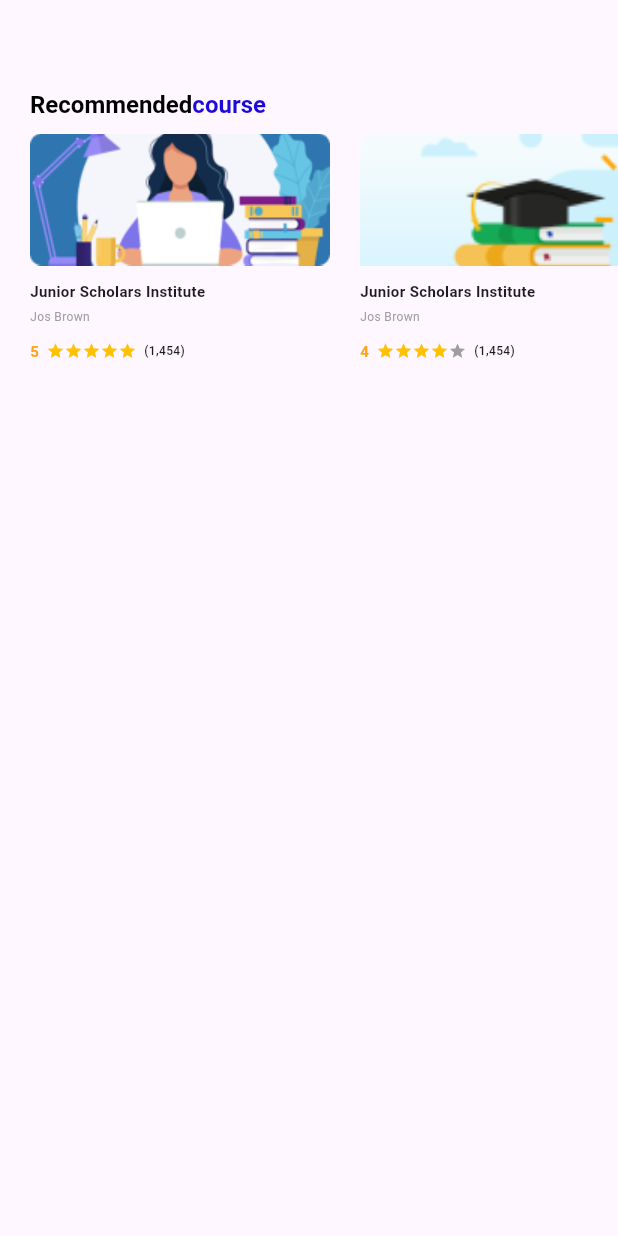
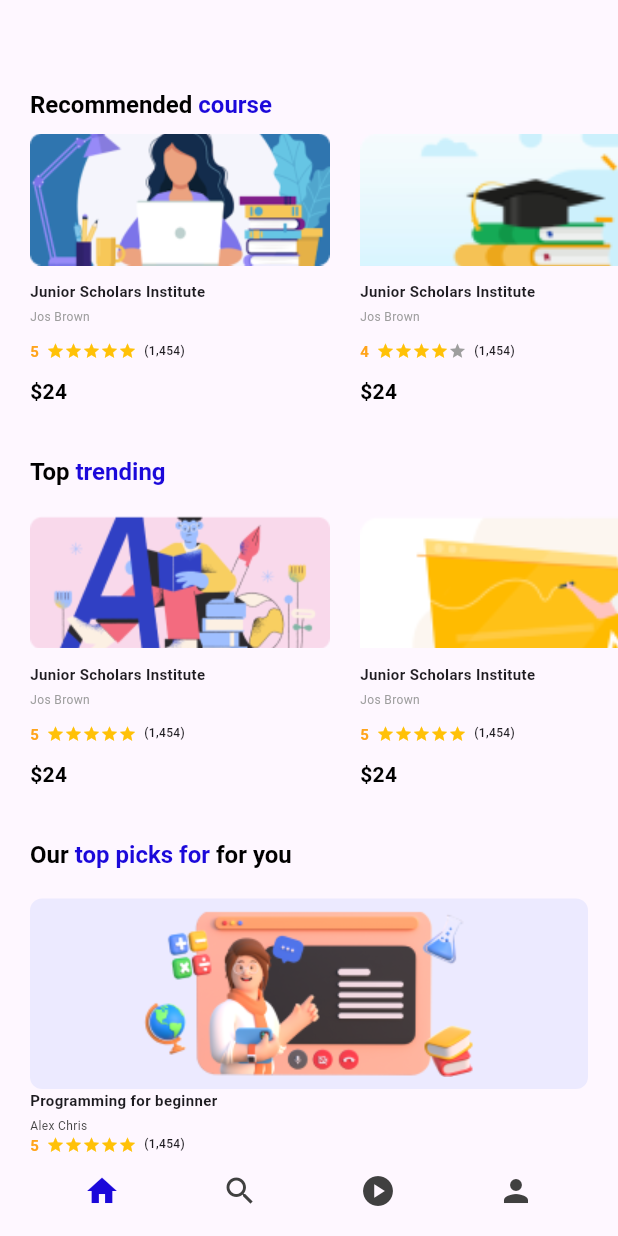
Before and after one commit to obidkhandev/homework---14-UI, a Flutter app: the RecommendedScreenUi13 screen opened directly, on a phone screen of 412 x 824 dp. Run offline on Flutter 3.47's test engine with Material 3 defaults, Android fonts, the phone set to English and light mode, and no system bars; our stand-ins replace fl_chart, flutter_svg.

Commit message:
navigator button

```diff
--- a/lib/ui_13/screens/recommended_screen.dart
+++ b/lib/ui_13/screens/recommended_screen.dart
@@ -8,31 +8,36 @@ class RecommendedScreenUi13 extends StatelessWidget {
   @override
   Widget build(BuildContext context) {
     return Scaffold(
+      bottomNavigationBar: Container(
+        height: 60,
+        width: double.infinity,
+        child: Row(
+          mainAxisAlignment: MainAxisAlignment.spaceEvenly,
+          children: [
+            IconButton(onPressed: (){}, icon: Icon(Icons.home,color: kPrimaryColorUi13,),),
+            IconButton(onPressed: (){}, icon: Icon(Icons.search,color: Color.fromRGBO(64, 64, 64, 1),),),
+            IconButton(onPressed: (){}, icon: Icon(Icons.play_circle,color: Color.fromRGBO(64, 64, 64, 1),),),
+            IconButton(onPressed: (){}, icon: Icon(Icons.person,color: Color.fromRGBO(64, 64, 64, 1),),),
+          ],
+        ),
+      ),
       body: Padding(
-        padding: const EdgeInsets.only(top: 60, left: 20,),
+        padding: const EdgeInsets.only(
+          top: 60,
+          left: 20,
+        ),
         child: Column(
           crossAxisAlignment: CrossAxisAlignment.start,
           children: [
-            RichText(
-              text: TextSpan(
-                style: TextStyle(
-                    fontWeight: FontWeight.w600,
-                    fontSize: 16,
-                    color: Colors.black),
-                children: [
-                  TextSpan(text: 'Recommended'),
-                  TextSpan(
-                    text: 'course',
-                    style: TextStyle(color: kPrimaryColorUi13),
+            const MyRichText(
+              firstText: 'Recommended ',
+              secondText: 'course ',
             ),
-                ],
-              ),
+            const SizedBox(
+              height: 10
             ),
             SizedBox(
-              height: 10,
-            ),
-            SizedBox(
-              height: 166,
+              height: 186,
               width: double.infinity,
               child: ListView(
                 scrollDirection: Axis.horizontal,
@@ -43,7 +48,7 @@ class RecommendedScreenUi13 extends StatelessWidget {
                     courseTeacher: 'Jos Brown',
                     rating: 5,
                   ),
-                  SizedBox(width: 20,),
+                  SizedBox(width: 20),
                   RecommendCourseCard(
                     image: 'assets/ui_13/images/course-img (2).png',
                     courseName: 'Junior Scholars Institute',
@@ -53,10 +58,138 @@ class RecommendedScreenUi13 extends StatelessWidget {
                 ],
               ),
             ),
-
+            SizedBox(height: 30),
+            MyRichText(firstText: 'Top ', secondText: 'trending '),
+            SizedBox(height: 20),
+            SizedBox(
+              height: 186,
+              width: double.infinity,
+              child: ListView(
+                scrollDirection: Axis.horizontal,
+                children: const [
+                  RecommendCourseCard(
+                    image: 'assets/ui_13/images/course-img.png',
+                    courseName: 'Junior Scholars Institute',
+                    courseTeacher: 'Jos Brown',
+                    rating: 5,
+                  ),
+                  SizedBox(width: 20),
+                  RecommendCourseCard(
+                    image: 'assets/ui_13/images/course-img (5).png',
+                    courseName: 'Junior Scholars Institute',
+                    courseTeacher: 'Jos Brown',
+                    rating: 5,
+                  ),
+                ],
+              ),
+            ),
+            SizedBox(
+              height: 30,
+            ),
+            RichText(
+              text: TextSpan(
+                style: TextStyle(
+                    color: Colors.black,
+                    fontWeight: FontWeight.w600,
+                    fontSize: 16),
+                children: [
+                  TextSpan(text: 'Our '),
+                  TextSpan(
+                    text: 'top picks for ',
+                    style: TextStyle(color: kPrimaryColorUi13),
+                  ),
+                  TextSpan(text: 'for you')
+                ],
+              ),
+            ),
+            SizedBox(
+              height: 20,
+            ),
+            Container(
+              alignment: Alignment.center,
+              margin: EdgeInsets.only(right: 20),
+              height: 127,
+              width: double.infinity,
+              decoration: BoxDecoration(
+                color: Color.fromRGBO(236, 234, 255, 1),
+                borderRadius: BorderRadius.circular(8),
+                image: DecorationImage(
+                  image: AssetImage('assets/ui_13/images/course-img (6).png'),
+                ),
+              ),
+            ),
+            Text(
+              'Programming for beginner',
+              style: TextStyle(fontSize: 10, fontWeight: FontWeight.w600),
+            ),
+            SizedBox(
+              height: 5,
+            ),
+            Text(
+              'Alex Chris',
+              style: TextStyle(
+                fontSize: 8,
+                fontWeight: FontWeight.w400,
+                color: Color.fromRGBO(63, 63, 63, 1),
+              ),
+            ),
+            Row(
+              children: [
+                Text(
+                  '5',
+                  style: TextStyle(
+                      color: Color.fromRGBO(255, 164, 27, 1),
+                      fontWeight: FontWeight.w600,
+                      fontSize: 10),
+                ),
+                SizedBox(
+                  width: 5,
+                ),
+                for (int i = 0; i < 5; i++)
+                  Icon(
+                    Icons.star,
+                    color: Colors.amber,
+                    size: 12,
+                  ),
+                SizedBox(
+                  width: 5,
+                ),
+                Text(
+                  '(1,454)',
+                  style: TextStyle(fontWeight: FontWeight.w500, fontSize: 8),
+                ),
+              ],
+            ),
           ],
         ),
       ),
     );
   }
 }
+
+class MyRichText extends StatelessWidget {
+  final String firstText;
+  final String secondText;
+  const MyRichText({
+    super.key,
+    required this.firstText,
+    required this.secondText,
+  });
+
+  @override
+  Widget build(BuildContext context) {
+    return RichText(
+      text: TextSpan(
+        style: TextStyle(
+            fontWeight: FontWeight.w600, fontSize: 16, color: Colors.black),
+        children: [
+          TextSpan(text: firstText),
+          TextSpan(
+            text: secondText,
+            style: TextStyle(color: kPrimaryColorUi13),
+          ),
+        ],
+      ),
+    );
+  }
+}
--- a/lib/ui_13/widget/recomemded_card.dart
+++ b/lib/ui_13/widget/recomemded_card.dart
@@ -77,7 +77,9 @@ class RecommendCourseCard extends StatelessWidget {
                 style: TextStyle(fontWeight: FontWeight.w500, fontSize: 8),
               ),
             ],
-          )
+          ),
+          SizedBox(height: 10,),
+          Text('\$24',style: TextStyle(color: Colors.black,fontWeight: FontWeight.w600),),
         ],
       ),
     );
```
Also changed, not shown: assets/ui_13/images/course-img (4).png (deleted), assets/ui_13/images/course-img (5).png (added), assets/ui_13/images/course-img (6).png (added). Lines whose indentation alone changed are shown as unchanged.
